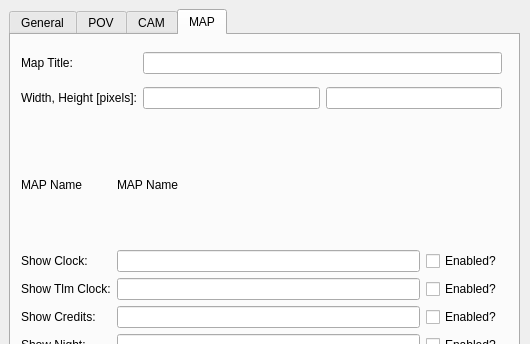
Before: the Qt Designer form dsm_gui/grh_menu.ui in pavelgalchenko/dsm_gui, drawn with Qt 5; both pictures show x 0 to 530 and y 0 to 344 of the 530 by 870 pixel window.
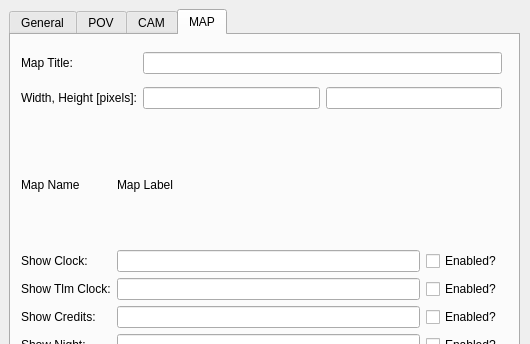
After: the same form once the commit is applied. The open tabs and pages were chosen to show the change.

Commit message: Fixes for graphics menu. Still working on IPC menu, almost done.

```diff
--- a/dsm_gui/grh_menu.ui
+++ b/dsm_gui/grh_menu.ui
@@ -37,6 +37,12 @@
    <layout class="QVBoxLayout" name="verticalLayout">
     <item>
      <widget class="QTabWidget" name="tabWidget">
+      <property name="maximumSize">
+       <size>
+        <width>530</width>
+        <height>16777215</height>
+       </size>
+      </property>
       <property name="currentIndex">
        <number>0</number>
       </property>
@@ -1167,7 +1173,7 @@
          <item row="0" column="0">
           <widget class="QLabel" name="label_49">
            <property name="text">
-            <string>MAP Name</string>
+            <string>Map Name</string>
            </property>
           </widget>
          </item>
@@ -1194,7 +1200,7 @@
            <item>
             <widget class="QLabel" name="label_54">
              <property name="text">
-              <string>MAP Name</string>
+              <string>Map Label</string>
              </property>
             </widget>
            </item>
```
Left out of the diff: 6 changed lines with no effect on the pictures. The commit also changes 13 other files.
